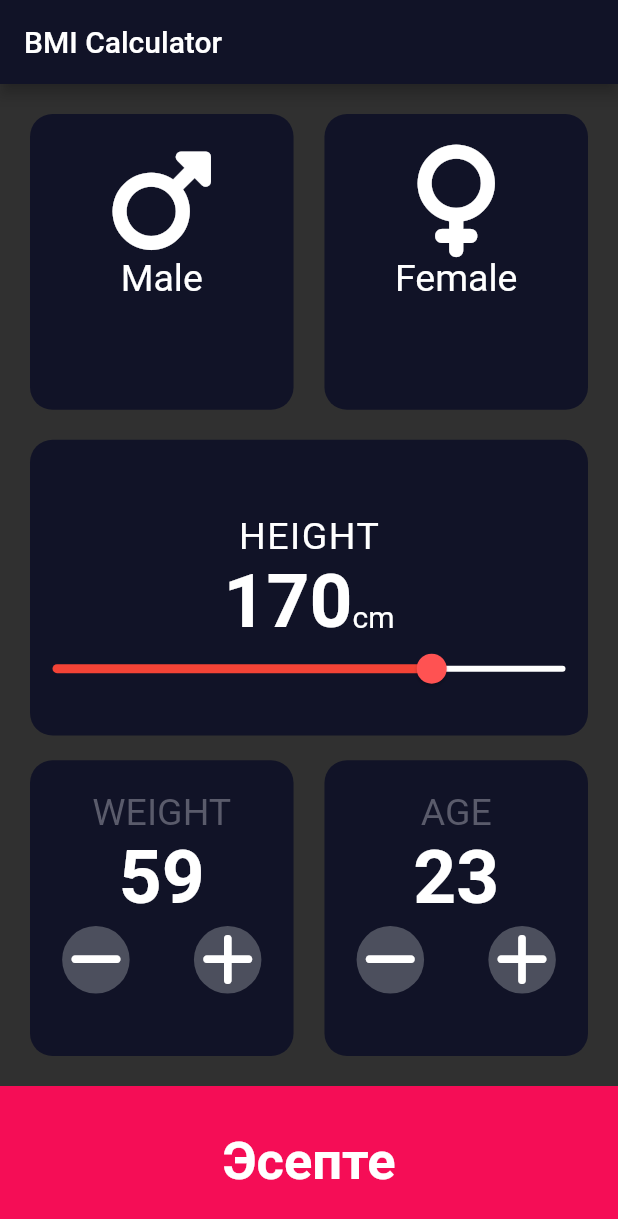
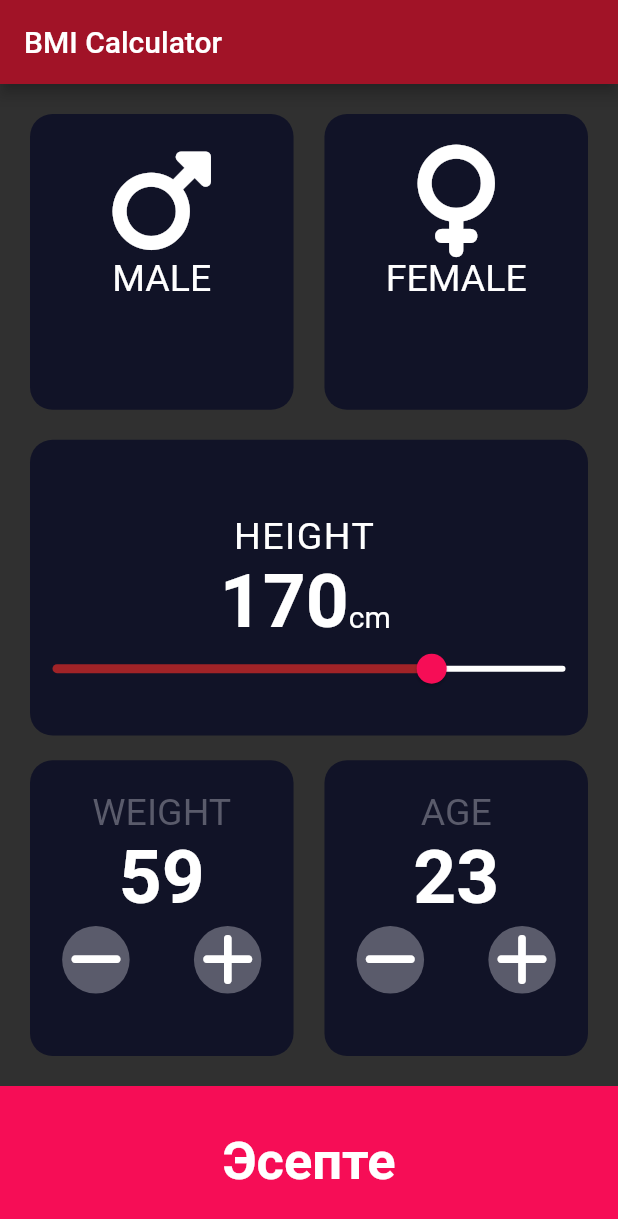
Before and after one commit to JanibekJali/Kurs5-BMI-Calculator, a Flutter app: the screen it shows after launch, after a tap on an icon or button, on a phone screen of 412 x 824 dp. Shown: the top 1219 px of the screen. Run offline on Flutter 3.47's test engine with Material 2 defaults, Android fonts, the phone set to English and light mode, and no system bars; our stand-ins replace font_awesome_flutter.

Commit message:
Bmi Refactored but functions left and getX Left

```diff
--- /dev/null
+++ b/lib/app_data/enums/app_enum.dart
@@ -0,0 +1,5 @@
+enum Gender {
+  Male,
+  Female,
+  None,
+}
--- /dev/null
+++ b/lib/app_data/repos/app_repo.dart
@@ -0,0 +1,17 @@
+import 'package:bmi_calculator/app_data/services/app_services.dart';
+
+class AppRepos {
+  double calculateBmi(int _weight, int _height) {
+    return appServices.calculateBmi(_weight, _height);
+  }
+
+  String getResult(double _bmi) {
+    return appServices.getResult(_bmi);
+  }
+
+  String getInterpretation(double _bmi) {
+    return appServices.getInterpretation(_bmi);
+  }
+}
+
+final AppRepos appRepos = AppRepos();
--- a/lib/brain/bmi_brain.dart
+++ b/lib/app_data/services/app_services.dart
@@ -1,14 +1,9 @@
 import 'dart:math' as math;
 
-class BmiBrain {
+class AppServices {
   num _bmi;
 
   double calculateBmi(int _weight, int _height) {
-    // weight (lb) / [height (in)]2 x 703.
-    // final w = _weight * 2.205;
-    // final h = (_height * 2.54) * 2;
-    // final _bmi = w / h * 703;
-
     _bmi = _weight / math.pow(_height / 100, 2);
     return _bmi;
   }
@@ -34,4 +29,4 @@ class BmiBrain {
   }
 }
 
-BmiBrain bmiBrain = BmiBrain();
+final AppServices appServices = AppServices();
--- /dev/null
+++ b/lib/constants/colors/app_color.dart
@@ -0,0 +1,23 @@
+import 'package:flutter/material.dart';
+
+class AppColors {
+  static const Color appBar = Color(0xffA11327);
+  static const Color main = Color(0xff111327);
+  static const Color secondary = Color(0xff090E21);
+  static const Color secondaryLight = Color(0xff1D1E33);
+  static const Color white = Color(0xffffffff);
+  static const Color black = Color(0xff000000);
+  static const Color yellow = Color(0xffFFE93B);
+  static const Color red = Color(0xffa12327);
+  static const Color redAccent = Color(0xffF60D56);
+
+  static const Color green = Color(0xff34B270);
+
+  static const Color active = Color(0xffa9D1D9);
+  static const Color inActive = Color(0xff111327);
+  static const Color circle = Color(0xff5A5B6B);
+//   static const Color main = Color(0xff111327);
+//   static const Color main = Color(0xff111327);
+//   static const Color main = Color(0xff111327);
+//
+}
--- /dev/null
+++ b/lib/constants/text_styles/app_text_style.dart
@@ -0,0 +1,23 @@
+import 'package:bmi_calculator/constants/colors/app_color.dart';
+import 'package:flutter/material.dart';
+
+class AppTextStyle {
+  static const TextStyle bidText = TextStyle(
+    fontSize: 100.0,
+    fontWeight: FontWeight.bold,
+  );
+  static const TextStyle cmText = TextStyle(
+    fontSize: 20.0,
+  );
+  static const TextStyle genderText = TextStyle(
+    fontSize: 25.0,
+  );
+  static const TextStyle bottomNavigation = TextStyle(
+    fontSize: 35.0,
+    fontWeight: FontWeight.bold,
+  );
+  static const TextStyle circle = TextStyle(
+    fontSize: 25.0,
+    color: AppColors.circle,
+  );
+}
--- /dev/null
+++ b/lib/constants/texts/app_text.dart
@@ -0,0 +1,12 @@
+class AppTexts {
+  static const String bmiCalculator = 'BMI Calculator';
+  static const String male = 'male';
+  static const String female = 'Female';
+  static const String weight = 'weight';
+  static const String age = 'Age';
+  static const String calcullate = 'Эсепте';
+  static const String result = 'жыЙынтЫк';
+  static const String recalculate = 'Кайра эсепте';
+  static const String height = 'Height ';
+  static const String cm = 'cm ';
+}
--- a/lib/main.dart
+++ b/lib/main.dart
@@ -1,21 +1,19 @@
 import 'package:bmi_calculator/pages/bmi_page.dart';
+import 'package:bmi_calculator/utils/app_theme.dart';
 import 'package:flutter/material.dart';
 
 void main() {
-  runApp(const MyApp());
+  runApp(const BmiApp());
 }
 
-class MyApp extends StatelessWidget {
-  const MyApp({Key key}) : super(key: key);
+class BmiApp extends StatelessWidget {
+  const BmiApp({Key key}) : super(key: key);
 
   @override
   Widget build(BuildContext context) {
     return MaterialApp(
-      title: 'Flutter Demo',
-      theme: ThemeData.dark().copyWith(
-        primaryColor: Colors.green,
-        appBarTheme: AppBarTheme(backgroundColor: Colors.blue),
-      ),
+      title: 'Bmi Calculator',
+      theme: AppTheme.darkTheme,
       home: BmiPage(),
     );
   }
--- a/lib/pages/bmi_page.dart
+++ b/lib/pages/bmi_page.dart
@@ -1,18 +1,15 @@
-import 'package:bmi_calculator/brain/bmi_brain.dart';
+import 'package:bmi_calculator/app_data/repos/app_repo.dart';
+import 'package:bmi_calculator/constants/colors/app_color.dart';
+import 'package:bmi_calculator/constants/texts/app_text.dart';
 import 'package:bmi_calculator/pages/result_page.dart';
 import 'package:bmi_calculator/widgets/height_widget.dart';
 import 'package:flutter/material.dart';
 import 'package:font_awesome_flutter/font_awesome_flutter.dart';
+import '../app_data/enums/app_enum.dart';
 import '../widgets/circle_button.dart';
 import '../widgets/custom_bottom_navigation.dart';
 import '../widgets/custom_widget.dart';
 import '../widgets/gender_widget.dart';
-
-enum Gender {
-  Male,
-  Female,
-  None,
-}
 
 class BmiPage extends StatefulWidget {
   const BmiPage({Key key}) : super(key: key);
@@ -26,18 +23,17 @@ class _BmiPageState extends State<BmiPage> {
   int _weight = 60;
   int _age = 23;
 
-  Color _activeColor = Color.fromARGB(255, 43, 47, 82);
-  Color _inactiveColor = Color(0xff111327);
-  // bool _maleSelected = false;
-  // bool _femaleSelected = false;
+  Color _activeColor = AppColors.active;
+  Color _inactiveColor = AppColors.inActive;
+
   Gender _gender = Gender.None;
 
   @override
   Widget build(BuildContext context) {
     return Scaffold(
         appBar: AppBar(
-          title: Text('BMI Calculator'),
-          backgroundColor: Color(0xff111327),
+          title: Text(AppTexts.bmiCalculator),
+          backgroundColor: AppColors.appBar,
         ),
         body: Padding(
           padding: const EdgeInsets.all(20.0),
@@ -49,19 +45,14 @@ class _BmiPageState extends State<BmiPage> {
                   mainAxisAlignment: MainAxisAlignment.center,
                   children: [
                     CustomWidget(
-                      // icons: FontAwesomeIcons.mars,
-                      // text: 'Male',
                       color: _gender == Gender.Male
                           ? _activeColor
                           : _inactiveColor,
                       widget: GenderWidget(
                         icons: FontAwesomeIcons.mars,
-                        text: 'Male',
+                        text: AppTexts.male.toUpperCase(),
                         onTap: () {
                           setState(() {
-                            // _maleSelected = true;
-                            // _maleSelected = !_maleSelected;
-                            // _femaleSelected = false;
                             _gender = Gender.Male;
                           });
                         },
@@ -77,15 +68,11 @@ class _BmiPageState extends State<BmiPage> {
                       widget: GenderWidget(
                         onTap: () {
                           setState(() {
-                            // _femaleSelected = true;
-                            // _femaleSelected = !_femaleSelected;
-                            // _maleSelected = false;
                             _gender = Gender.Female;
-                            // log('_femaleSelected==> $_femaleSelected');
                           });
                         },
                         icons: FontAwesomeIcons.venus,
-                        text: 'Female',
+                        text: AppTexts.female.toUpperCase(),
                       ),
                     ),
                   ],
@@ -95,12 +82,9 @@ class _BmiPageState extends State<BmiPage> {
                 height: 20.0,
               ),
               CustomWidget(
-                color: Color(0xff111327),
+                color: AppColors.main,
                 widget: HeightWidget(
                   currentValue: _height.toInt(),
-                  // aty bar funksiya
-                  // onChangedSlider: atyBarFunksiya,
-                  // aty jok funksiya
                   onChangedSlider: (double koldonuuchuOzgorttu) {
                     setState(() {
                       _height = koldonuuchuOzgorttu.toInt();
@@ -117,7 +101,7 @@ class _BmiPageState extends State<BmiPage> {
                   children: [
                     CustomWidget(
                       widget: CircleButton(
-                        text: 'Weight',
+                        text: AppTexts.weight.toUpperCase(),
                         numberText: _weight.toInt().toString(),
                         remove: FontAwesomeIcons.minus,
                         add: FontAwesomeIcons.plus,
@@ -132,14 +116,14 @@ class _BmiPageState extends State<BmiPage> {
                           });
                         },
                       ),
-                      color: Color(0xff111327),
+                      color: AppColors.main,
                     ),
                     SizedBox(
                       width: MediaQuery.of(context).size.width * 0.05,
                     ),
                     CustomWidget(
                       widget: CircleButton(
-                        text: 'Age',
+                        text: AppTexts.age,
                         numberText: _age.toString(),
                         remove: FontAwesomeIcons.minus,
                         add: FontAwesomeIcons.plus,
@@ -154,7 +138,7 @@ class _BmiPageState extends State<BmiPage> {
                           });
                         },
                       ),
-                      color: Color(0xff111327),
+                      color: AppColors.main,
                     )
                   ],
                 ),
@@ -163,23 +147,16 @@ class _BmiPageState extends State<BmiPage> {
           ),
         ),
         bottomNavigationBar: CustomBottomNavgation(
-          text: 'Эсепте',
+          text: AppTexts.calcullate,
           onTap: () {
             Navigator.push(
                 context,
                 MaterialPageRoute(
                   builder: (context) => ResultPage(
-                    bmiResult: bmiBrain.calculateBmi(_weight, _height),
+                    bmiResult: appRepos.calculateBmi(_weight, _height),
                   ),
                 ));
           },
         ));
   }
 }
-
-// turnary operator/if-else  === _maleSelected ? _activeColor : _inactiveColor,
-// if(_maleSelected){
-// _activeColor
-// }else{
-// _inactiveColor
-// }
--- a/lib/pages/result_page.dart
+++ b/lib/pages/result_page.dart
@@ -1,4 +1,7 @@
-import 'package:bmi_calculator/brain/bmi_brain.dart';
+import 'package:bmi_calculator/app_data/repos/app_repo.dart';
+import 'package:bmi_calculator/constants/colors/app_color.dart';
+import 'package:bmi_calculator/constants/text_styles/app_text_style.dart';
+import 'package:bmi_calculator/constants/texts/app_text.dart';
 import 'package:flutter/material.dart';
 
 import '../widgets/custom_bottom_navigation.dart';
@@ -9,21 +12,20 @@ class ResultPage extends StatelessWidget {
     this.bmiResult,
   }) : super(key: key);
   final double bmiResult;
-  // final double bmiResultWeight;
   @override
   Widget build(BuildContext context) {
     return Scaffold(
-      backgroundColor: Color(0xff090E21),
+      backgroundColor: AppColors.secondary,
       appBar: AppBar(
         automaticallyImplyLeading: false,
         title: Padding(
           padding: const EdgeInsets.only(top: 27.0),
           child: Text(
-            'Жыйынтык'.toUpperCase(),
+            AppTexts.result.toUpperCase(),
             style: TextStyle(fontSize: 30.0, fontWeight: FontWeight.bold),
           ),
         ),
-        backgroundColor: Color(0xff090E21),
+        backgroundColor: AppColors.secondary,
         centerTitle: true,
         elevation: 0.0,
       ),
@@ -31,29 +33,26 @@ class ResultPage extends StatelessWidget {
         child: Container(
           height: MediaQuery.of(context).size.height * 0.65,
           width: MediaQuery.of(context).size.width * 0.9,
-          color: Color(0xff1D1E33),
+          color: AppColors.secondaryLight,
           child: Column(
             mainAxisAlignment: MainAxisAlignment.spaceAround,
             children: [
               Text(
-                bmiBrain.getResult(bmiResult),
+                appRepos.getResult(bmiResult),
                 style: TextStyle(
                   fontSize: 20.0,
                   fontWeight: FontWeight.bold,
-                  color: Color(0xff34B270),
+                  color: AppColors.green,
                 ),
               ),
-              Text(
-                bmiResult.toStringAsFixed(1),
-                style: TextStyle(fontSize: 100.0, fontWeight: FontWeight.bold),
-              ),
-              Text(bmiBrain.getInterpretation(bmiResult)),
+              Text(bmiResult.toStringAsFixed(1), style: AppTextStyle.bidText),
+              Text(appRepos.getInterpretation(bmiResult)),
             ],
           ),
         ),
       ),
       bottomNavigationBar: CustomBottomNavgation(
-          text: 'Кайра эсепте',
+          text: AppTexts.recalculate,
           onTap: () {
             Navigator.pop(context);
           }),
--- /dev/null
+++ b/lib/utils/app_theme.dart
@@ -0,0 +1,13 @@
+import 'package:flutter/material.dart';
+
+class AppTheme {
+  static ThemeData darkTheme = ThemeData.dark().copyWith(
+    primaryColor: Colors.green,
+    appBarTheme: AppBarTheme(backgroundColor: Colors.blue),
+  );
+
+  static ThemeData lightTheme = ThemeData.light().copyWith(
+    primaryColor: Colors.green,
+    appBarTheme: AppBarTheme(backgroundColor: Colors.blue),
+  );
+}
--- a/lib/widgets/circle_button.dart
+++ b/lib/widgets/circle_button.dart
@@ -1,3 +1,5 @@
+import 'package:bmi_calculator/constants/colors/app_color.dart';
+import 'package:bmi_calculator/constants/text_styles/app_text_style.dart';
 import 'package:flutter/material.dart';
 import 'package:font_awesome_flutter/font_awesome_flutter.dart';
 
@@ -21,10 +23,7 @@ class CircleButton extends StatelessWidget {
   Widget build(BuildContext context) {
     return Column(
       children: [
-        Text(
-          text.toUpperCase(),
-          style: TextStyle(fontSize: 25.0, color: Color(0xff5A5B6B)),
-        ),
+        Text(text.toUpperCase(), style: AppTextStyle.circle),
         Text(
           numberText,
           style: TextStyle(
@@ -39,7 +38,7 @@ class CircleButton extends StatelessWidget {
               onTap: decrement,
               child: Container(
                 decoration: BoxDecoration(
-                  color: Color(0xff4C4F5D),
+                  color: AppColors.circle,
                   shape: BoxShape.circle,
                 ),
                 child: Padding(
@@ -55,7 +54,7 @@ class CircleButton extends StatelessWidget {
               onTap: increment,
               child: Container(
                 decoration: BoxDecoration(
-                  color: Color(0xff4C4F5D),
+                  color: AppColors.circle,
                   shape: BoxShape.circle,
                 ),
                 child: Padding(
--- a/lib/widgets/custom_bottom_navigation.dart
+++ b/lib/widgets/custom_bottom_navigation.dart
@@ -1,3 +1,5 @@
+import 'package:bmi_calculator/constants/colors/app_color.dart';
+import 'package:bmi_calculator/constants/text_styles/app_text_style.dart';
 import 'package:flutter/material.dart';
 
 class CustomBottomNavgation extends StatelessWidget {
@@ -8,14 +10,14 @@ class CustomBottomNavgation extends StatelessWidget {
   Widget build(BuildContext context) {
     return Container(
       height: 100.0,
-      color: Color(0xffF50D56),
+      color: AppColors.redAccent,
       child: Padding(
         padding: const EdgeInsets.only(top: 30.0),
         child: InkWell(
           onTap: onTap,
           child: Text(
             text,
-            style: TextStyle(fontSize: 35.0, fontWeight: FontWeight.bold),
+            style: AppTextStyle.bottomNavigation,
             textAlign: TextAlign.center,
           ),
         ),
--- a/lib/widgets/custom_widget.dart
+++ b/lib/widgets/custom_widget.dart
@@ -2,8 +2,7 @@ import 'package:flutter/material.dart';
 
 class CustomWidget extends StatelessWidget {
   CustomWidget({this.widget, this.color});
-  // final IconData icons;
-  // final String text;
+
   final Widget widget;
   final Color color;
   @override
--- a/lib/widgets/gender_widget.dart
+++ b/lib/widgets/gender_widget.dart
@@ -1,3 +1,4 @@
+import 'package:bmi_calculator/constants/text_styles/app_text_style.dart';
 import 'package:flutter/material.dart';
 import 'package:font_awesome_flutter/font_awesome_flutter.dart';
 
@@ -26,7 +27,7 @@ class GenderWidget extends StatelessWidget {
         ),
         Text(
           text,
-          style: TextStyle(fontSize: 25.0),
+          style: AppTextStyle.genderText,
         ),
       ],
     );
--- a/lib/widgets/height_widget.dart
+++ b/lib/widgets/height_widget.dart
@@ -1,3 +1,6 @@
+import 'package:bmi_calculator/constants/colors/app_color.dart';
+import 'package:bmi_calculator/constants/text_styles/app_text_style.dart';
+import 'package:bmi_calculator/constants/texts/app_text.dart';
 import 'package:flutter/material.dart';
 
 class HeightWidget extends StatelessWidget {
@@ -10,7 +13,7 @@ class HeightWidget extends StatelessWidget {
       mainAxisAlignment: MainAxisAlignment.center,
       children: [
         Text(
-          'Height'.toUpperCase(),
+          AppTexts.height.toUpperCase(),
           style: TextStyle(
             fontSize: 25.0,
             letterSpacing: 1.0,
@@ -22,32 +25,30 @@ class HeightWidget extends StatelessWidget {
           textBaseline: TextBaseline.alphabetic,
           children: [
             Text(
-              currentValue.toString() ?? '480',
+              currentValue.toString(),
               style: TextStyle(
                 fontSize: 50.0,
                 fontWeight: FontWeight.bold,
               ),
             ),
             Text(
-              'cm',
-              style: TextStyle(fontSize: 20.0),
+              AppTexts.cm,
+              style: AppTextStyle.cmText,
             ),
           ],
         ),
         SliderTheme(
           data: SliderTheme.of(context).copyWith(
-            activeTrackColor: Colors.red,
-            inactiveTrackColor: Colors.white,
-            thumbColor: Colors.redAccent,
-            overlayColor: Colors.yellow,
-            // thumbShape: RoundRangeSliderThumbShape(enabledThumbRadius: 10.),
+            activeTrackColor: AppColors.red,
+            inactiveTrackColor: AppColors.white,
+            thumbColor: AppColors.redAccent,
+            overlayColor: AppColors.yellow,
             overlayShape: RoundSliderOverlayShape(overlayRadius: 15.0),
           ),
           child: Slider(
             value: currentValue.toDouble(),
             min: 0,
             max: 230,
-            // divisions: 10,
             onChanged: onChangedSlider,
           ),
         ),
--- /dev/null
+++ b/lib/x_sabaktar/brain/bmi_brain.dart
@@ -0,0 +1,27 @@
+import 'dart:math' as math;
+
+class BmiBrain {
+  num _bmi;
+
+  double calculateBmi(int _weight, int _height) {
+    // weight (lb) / [height (in)]2 x 703.
+    // final w = _weight * 2.205;
+    // final h = (_height * 2.54) * 2;
+    // final _bmi = w / h * 703;
+
+    _bmi = _weight / math.pow(_height / 100, 2);
+    return _bmi;
+  }
+
+  String getInterpretation(double _bmi) {
+    if (_bmi >= 25) {
+      return 'You have a higher than normal body weight. Try to exercise more.';
+    } else if (_bmi >= 18.5) {
+      return 'You have a normal body weight. Good job!';
+    } else {
+      return 'You have a lower than normal body weight. You can eat a bit more.';
+    }
+  }
+}
+
+BmiBrain bmiBrain = BmiBrain();
```
Also changed, not shown: lib/x_sabaktar/misaldar.dart (renamed from lib/sabaktar/misaldar.dart), lib/x_sabaktar/third_page.dart (renamed from lib/third_page.dart), pubspec.lock, 3 other files.
